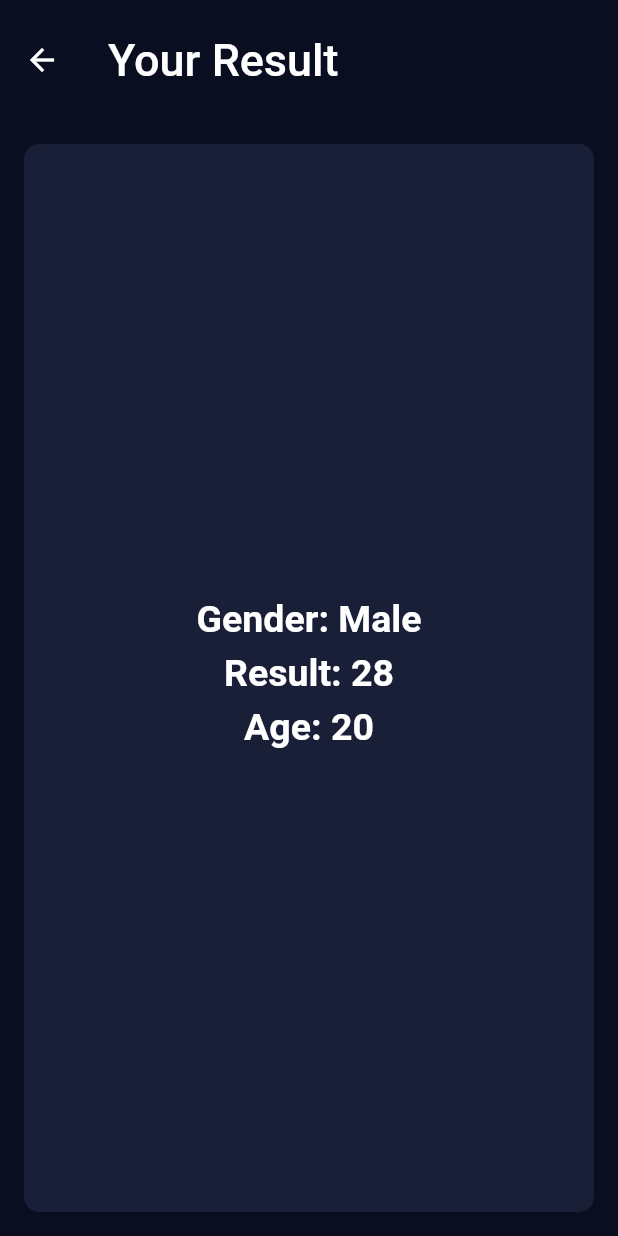
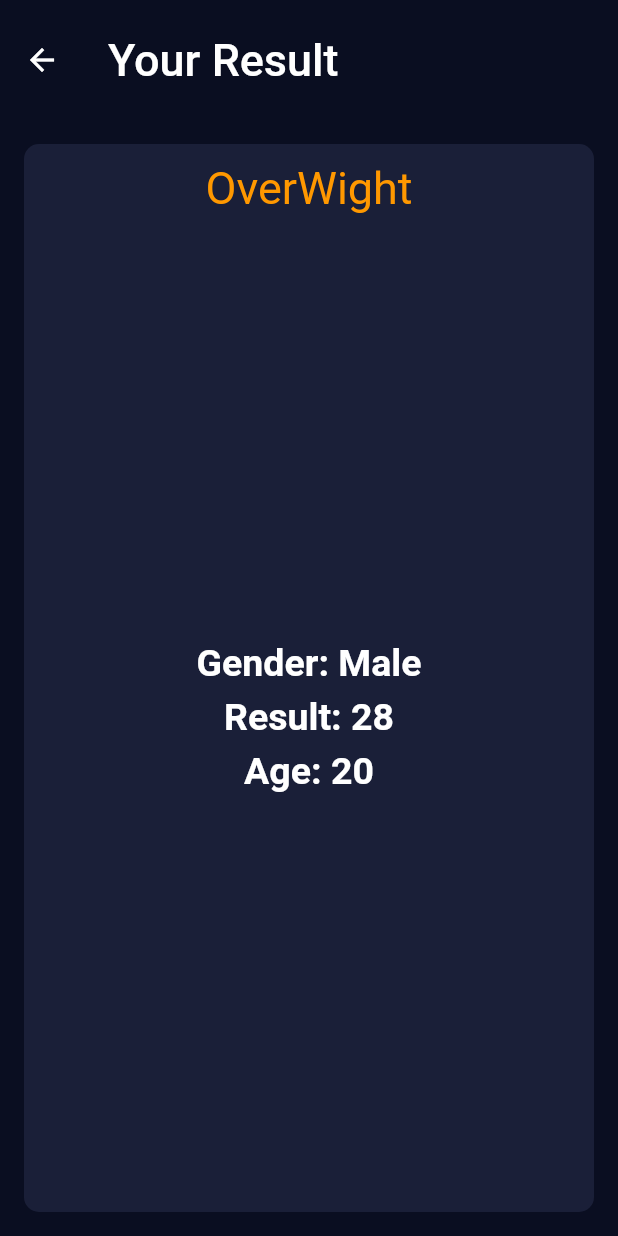
Before and after one commit to eslamyounis1/BMI_Calculator_Flutter_app, a Flutter app: the screen it shows after launch, after a tap on "CALCULATE", on a phone screen of 412 x 824 dp. Run offline on Flutter 3.47's test engine with Material 2 defaults, Android fonts, the light colour scheme and no system bars.

Commit message:
final_phase

```diff
--- a/lib/bmi_screen.dart
+++ b/lib/bmi_screen.dart
@@ -373,7 +373,7 @@
                   context,
                   MaterialPageRoute(
                     builder: (context) => BMIResultScreen(
-                      result: result.round(),
+                      result: result,
                       isMale: isMale,
                       age: age,
                     ),
--- a/lib/result_screen.dart
+++ b/lib/result_screen.dart
@@ -3,7 +3,7 @@
 
 class BMIResultScreen extends StatelessWidget {
   // const BMIResultScreen({Key? key, required this.result}) : super(key: key);
-  final int result;
+  final double result;
   final bool isMale;
   final int age;
 
@@ -37,23 +37,46 @@
           child: Column(
             // mainAxisAlignment: MainAxisAlignment.center,
             children: [
-              // Padding(
-              //   padding: const EdgeInsets.all(12.0),
-              //   child: Row(
-              //     mainAxisAlignment: MainAxisAlignment.center,
-              //     children: [
-              //
-              //       Text(
-              //         '${result >= 20 ? 'Normal' : 'over weight'}',
-              //         style: const TextStyle(
-              //           color: Colors.white,
-              //           fontSize: 25.0,
-              //           fontWeight: FontWeight.bold,
-              //         ),
-              //       ),
-              //     ],
-              //   ),
-              // ),
+              Padding(
+                padding: const EdgeInsets.all(12.0),
+                child: Row(
+                  mainAxisAlignment: MainAxisAlignment.center,
+                  children: [
+                    if (result <= 18.4)
+                      const Text(
+                        'UnderWeight',
+                        style: TextStyle(
+                          fontSize: 30.0,
+                          color: Colors.white,
+                        ),
+                      )
+                    else if (result >= 18.5 && result <= 24.9)
+                      const Text(
+                        'Normal',
+                        style: TextStyle(
+                          fontSize: 30.0,
+                          color: Colors.green,
+                        ),
+                      )
+                    else if (result >= 25.0 && result <= 39.9)
+                      const Text(
+                        'OverWight',
+                        style: TextStyle(
+                          fontSize: 30.0,
+                          color: Colors.orange,
+                        ),
+                      )
+                    else if (result >= 40.0)
+                      const Text(
+                        'Obsese',
+                        style: TextStyle(
+                          fontSize: 30.0,
+                          color: Colors.red,
+                        ),
+                      )
+                  ],
+                ),
+              ),
               Expanded(
                 child: Center(
                   child: Column(
@@ -71,7 +94,7 @@
                         height: 7.0,
                       ),
                       Text(
-                        'Result: $result',
+                        'Result: ${result.round()}',
                         style: const TextStyle(
                           color: Colors.white,
                           fontSize: 25.0,
```
